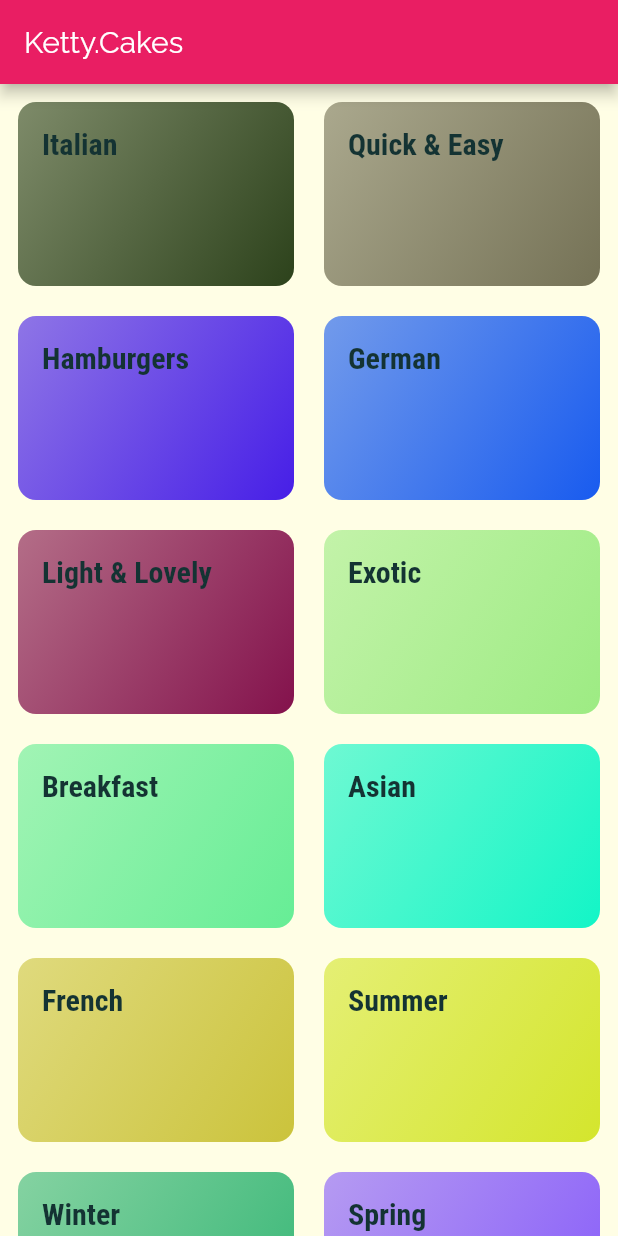
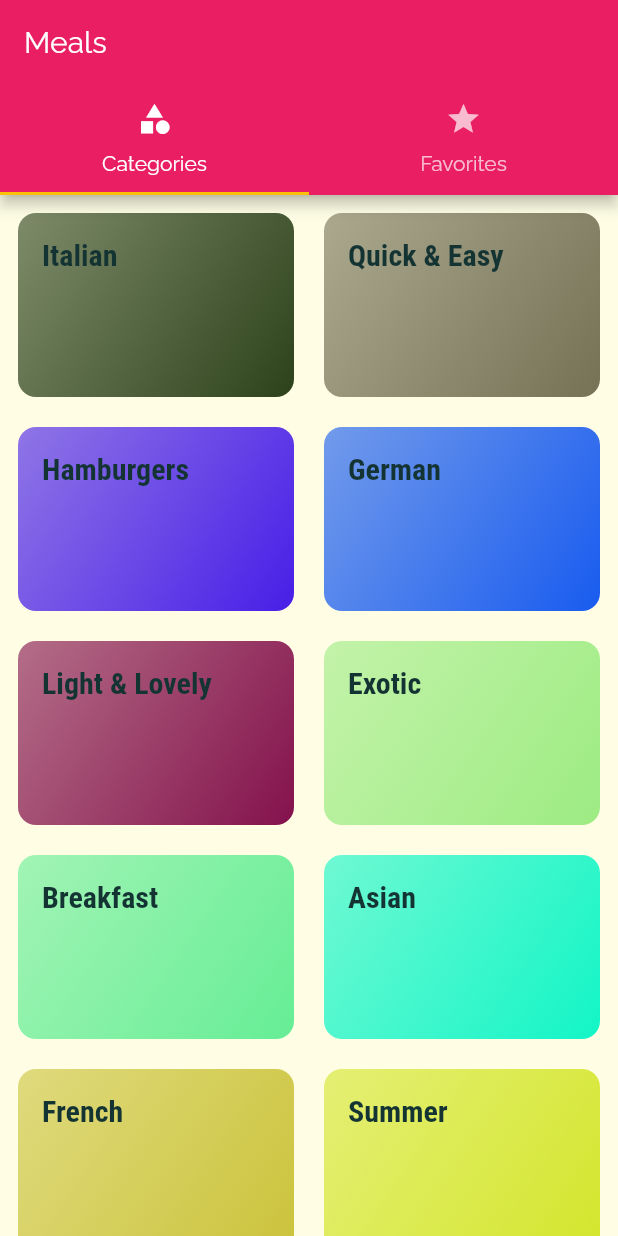
Before and after one commit to devborland/ketty_cakes, a Flutter app: the screen it shows after launch, on a phone screen of 412 x 824 dp. Run offline on Flutter 3.47's test engine with Material 2 defaults, Android fonts, the phone set to English and light mode, and no system bars.

Commit message:
Added TabBar to AppBar

```diff
--- a/lib/main.dart
+++ b/lib/main.dart
@@ -1,9 +1,9 @@
 import 'package:flutter/material.dart';
-import 'package:ketty_cakes/screens/error_screen.dart';
 
-import 'screens/categories_screen.dart';
 import 'screens/category_meal_screen.dart';
+import 'screens/error_screen.dart';
 import 'screens/meal_detail_screen.dart';
+import 'screens/tabs_screen.dart';
 
 void main() {
   runApp(MyApp());
@@ -32,7 +32,7 @@ class MyApp extends StatelessWidget {
       // home: CategoriesScreen(),
       initialRoute: '/',
       routes: {
-        '/': (ctx) => CategoriesScreen(),
+        '/': (ctx) => TabsScreen(),
         CategoryMealScreen.routeName: (ctx) => CategoryMealScreen(),
         MealDetailScreen.routeName: (ctx) => MealDetailScreen(),
         ErrorScreen.routeName: (ctx) => ErrorScreen(),
--- a/lib/screens/categories_screen.dart
+++ b/lib/screens/categories_screen.dart
@@ -5,11 +5,7 @@ import '../dummy_data.dart';
 class CategoriesScreen extends StatelessWidget {
   @override
   Widget build(BuildContext context) {
-    return Scaffold(
-      appBar: AppBar(
-        title: const Text('Ketty.Cakes'),
-      ),
-      body: GridView(
+    return GridView(
       padding: const EdgeInsets.all(12.0),
       gridDelegate: SliverGridDelegateWithMaxCrossAxisExtent(
         maxCrossAxisExtent: 220.0,
@@ -26,7 +22,6 @@ class CategoriesScreen extends StatelessWidget {
             ),
           )
           .toList(),
-      ),
     );
   }
 }
--- /dev/null
+++ b/lib/screens/favorites_screen.dart
@@ -0,0 +1,8 @@
+import 'package:flutter/material.dart';
+
+class FavoritesScreen extends StatelessWidget {
+  @override
+  Widget build(BuildContext context) {
+    return Text('Favorites');
+  }
+}
--- /dev/null
+++ b/lib/screens/tabs_screen.dart
@@ -0,0 +1,41 @@
+import 'package:flutter/material.dart';
+
+import 'categories_screen.dart';
+import 'favorites_screen.dart';
+
+class TabsScreen extends StatefulWidget {
+  @override
+  _TabsScreenState createState() => _TabsScreenState();
+}
+
+class _TabsScreenState extends State<TabsScreen> {
+  @override
+  Widget build(BuildContext context) {
+    return DefaultTabController(
+      length: 2,
+      child: Scaffold(
+        appBar: AppBar(
+          title: Text('Meals'),
+          bottom: TabBar(
+            tabs: [
+              Tab(
+                icon: Icon(Icons.category),
+                text: 'Categories',
+              ),
+              Tab(
+                icon: Icon(Icons.star),
+                text: 'Favorites',
+              )
+            ],
+          ),
+        ),
+        body: TabBarView(
+          children: [
+            CategoriesScreen(),
+            FavoritesScreen(),
+          ],
+        ),
+      ),
+    );
+  }
+}
```
Lines whose indentation alone changed are shown as unchanged.
